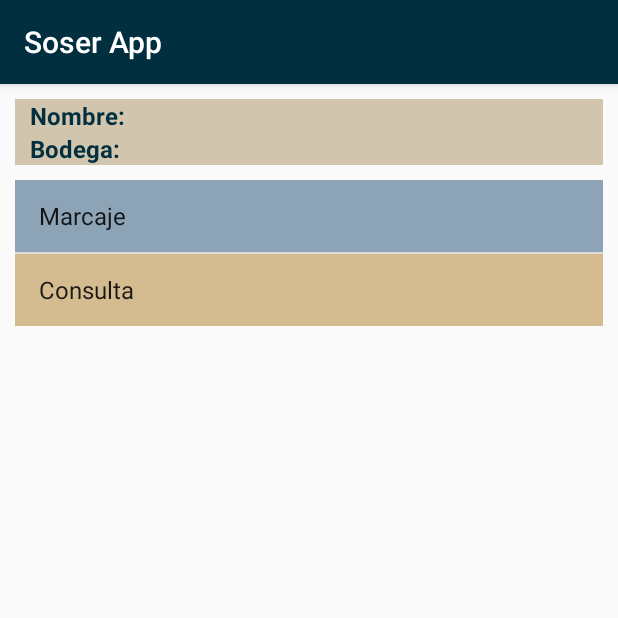
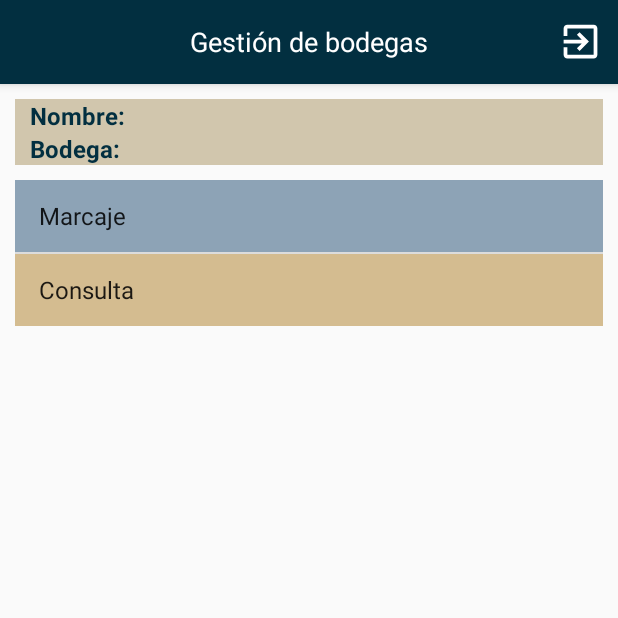
Before and after one commit to sebastianMof/SoserApp, an Android app: the MenuActivity screen opened directly, with no data from a screen before it, on a phone screen of 412 x 824 dp, the top half of it. Run offline under Robolectric (Android 15) with nearby library versions, the phone set to English and light mode, and no system bars.

Commit message:
marcaje advance

```diff
--- a/app/src/main/AndroidManifest.xml
+++ b/app/src/main/AndroidManifest.xml
@@ -1,5 +1,6 @@
 <?xml version="1.0" encoding="utf-8"?>
 <manifest xmlns:android="http://schemas.android.com/apk/res/android"
+    xmlns:tools="http://schemas.android.com/tools"
     package="com.acruxingenieria.soserapp">
 
     <!-- To auto-complete the email text field in the login form with the user's emails -->
@@ -9,13 +10,13 @@
         android:label="@string/app_name"
         android:roundIcon="@mipmap/ic_launcher_round"
         android:supportsRtl="true"
-        android:theme="@style/AppTheme">
+        android:theme="@style/AppTheme"
+        tools:ignore="AllowBackup,GoogleAppIndexingWarning">
         <activity
             android:name=".LoginActivity"
             android:label="@string/app_name">
             <intent-filter>
                 <action android:name="android.intent.action.MAIN" />
-
                 <category android:name="android.intent.category.LAUNCHER" />
             </intent-filter>
         </activity>
--- a/app/src/main/java/com/acruxingenieria/soserapp/BodegaActivity.java
+++ b/app/src/main/java/com/acruxingenieria/soserapp/BodegaActivity.java
@@ -10,7 +10,6 @@ import android.widget.ArrayAdapter;
 import android.widget.Button;
 import android.widget.Spinner;
 import android.widget.TextView;
-import android.widget.Toast;
 
 import java.util.ArrayList;
 
--- /dev/null
+++ b/app/src/main/res/drawable/ic_exit_to_app_black_24dp.xml
@@ -0,0 +1,9 @@
+<vector xmlns:android="http://schemas.android.com/apk/res/android"
+        android:width="24dp"
+        android:height="24dp"
+        android:viewportWidth="24.0"
+        android:viewportHeight="24.0">
+    <path
+        android:fillColor="#FF000000"
+        android:pathData="M10.09,15.59L11.5,17l5,-5 -5,-5 -1.41,1.41L12.67,11H3v2h9.67l-2.58,2.59zM19,3H5c-1.11,0 -2,0.9 -2,2v4h2V5h14v14H5v-4H3v4c0,1.1 0.89,2 2,2h14c1.1,0 2,-0.9 2,-2V5c0,-1.1 -0.9,-2 -2,-2z"/>
+</vector>
--- a/app/src/main/res/layout/activity_menu.xml
+++ b/app/src/main/res/layout/activity_menu.xml
@@ -11,6 +11,58 @@
         android:layout_height="match_parent"
         android:orientation="vertical"
         android:gravity="center_horizontal">
+
+        <android.support.v7.widget.Toolbar
+            android:id="@+id/toolbarMenu"
+            android:layout_width="match_parent"
+            android:layout_height="?attr/actionBarSize"
+            android:background="?attr/colorPrimary"
+            android:elevation="4dp"
+            android:theme="@style/ThemeOverlay.AppCompat.ActionBar"
+            app:popupTheme="@style/ThemeOverlay.AppCompat.Light"
+            app:contentInsetStart="0dp">
+
+            <LinearLayout
+                android:layout_width="match_parent"
+                android:layout_height="match_parent"
+                android:orientation="horizontal"
+                android:gravity="center_vertical">
+
+                <LinearLayout
+                    android:layout_width="wrap_content"
+                    android:layout_height="wrap_content"
+                    android:layout_weight="1">
+                </LinearLayout>
+
+                <LinearLayout
+                    android:layout_width="wrap_content"
+                    android:layout_height="wrap_content">
+                    <TextView
+                        android:layout_width="wrap_content"
+                        android:layout_height="wrap_content"
+                        android:textAlignment="center"
+                        android:textSize="18sp"
+                        android:textColor="@color/colorWhite"
+                        android:text="@string/gesti_n_de_bodegas"/>
+                </LinearLayout>
+
+                <LinearLayout
+                    android:layout_width="0dp"
+                    android:layout_height="wrap_content"
+                    android:layout_weight="1"
+                    android:gravity="end">
+                    <Button
+                        android:layout_width="30dp"
+                        android:layout_height="30dp"
+                        android:background="@drawable/ic_exit_to_app_black_24dp"
+                        android:backgroundTint="@color/colorWhite"
+                        android:layout_marginEnd="10dp"/>
+
+                </LinearLayout>
+
+            </LinearLayout>
+
+        </android.support.v7.widget.Toolbar>
 
         <LinearLayout
             android:layout_width="match_parent"
@@ -83,7 +135,6 @@
             </LinearLayout>
 
         </LinearLayout>
-
             <LinearLayout
                 android:layout_width="match_parent"
                 android:layout_height="wrap_content"
@@ -92,16 +143,14 @@
                 android:layout_marginTop="10dp"
                 android:layout_marginLeft="10dp"
                 android:layout_marginRight="10dp">
-
                 <ListView
                     android:id="@+id/lvMenu"
                     android:layout_width="match_parent"
                     android:layout_height="match_parent"/>
 
+            </LinearLayout>
 
     </LinearLayout>
 
 
-    </LinearLayout>
-
 </android.support.constraint.ConstraintLayout>
--- a/app/src/main/res/layout/fragment_marcaje_bin.xml
+++ b/app/src/main/res/layout/fragment_marcaje_bin.xml
@@ -42,7 +42,7 @@
                     android:gravity="end">
                     <EditText
                         android:id="@+id/etMarcajeBinBin"
-                        android:layout_width="170dp"
+                        android:layout_width="200dp"
                         android:layout_height="wrap_content"
                         android:ems="10"
                         android:inputType="text"
--- a/app/src/main/res/values/strings.xml
+++ b/app/src/main/res/values/strings.xml
@@ -32,5 +32,7 @@
     <string name="marcaje_material_bin">BIN</string>
     <string name="marcaje_material_fecha_venc">Fecha ven.</string>
     <string name="marcaje_material_cantidad">Cantidad</string>
+    <string name="selecci_n_de_bodega">Selección de bodega</string>
+    <string name="gesti_n_de_bodegas">Gestión de bodegas</string>
 
 </resources>
--- a/app/src/main/res/values/styles.xml
+++ b/app/src/main/res/values/styles.xml
@@ -1,11 +1,13 @@
 <resources>
 
     <!-- Base application theme. -->
-    <style name="AppTheme" parent="Theme.AppCompat.Light.DarkActionBar">
+    <style name="AppTheme" parent="Theme.AppCompat.Light.NoActionBar">
         <!-- Customize your theme here. -->
         <item name="colorPrimary">@color/colorPrimary</item>
         <item name="colorPrimaryDark">@color/colorPrimaryDark</item>
         <item name="colorAccent">@color/colorAccent</item>
     </style>
 
+
+
 </resources>
```
Also changed, not shown: app/src/main/res/layout/activity_bodega.xml (+24 -3 lines), app/src/main/res/layout/activity_login.xml (+23 -0 lines), app/src/main/res/layout/activity_marcaje.xml (+6 -2 lines), app/src/main/res/layout/fragment_marcaje_material.xml (+5 -5 lines), app/src/main/java/com/acruxingenieria/soserapp/MarcajeActivity.java (line endings or trailing spaces). Lines whose indentation alone changed are shown as unchanged.
